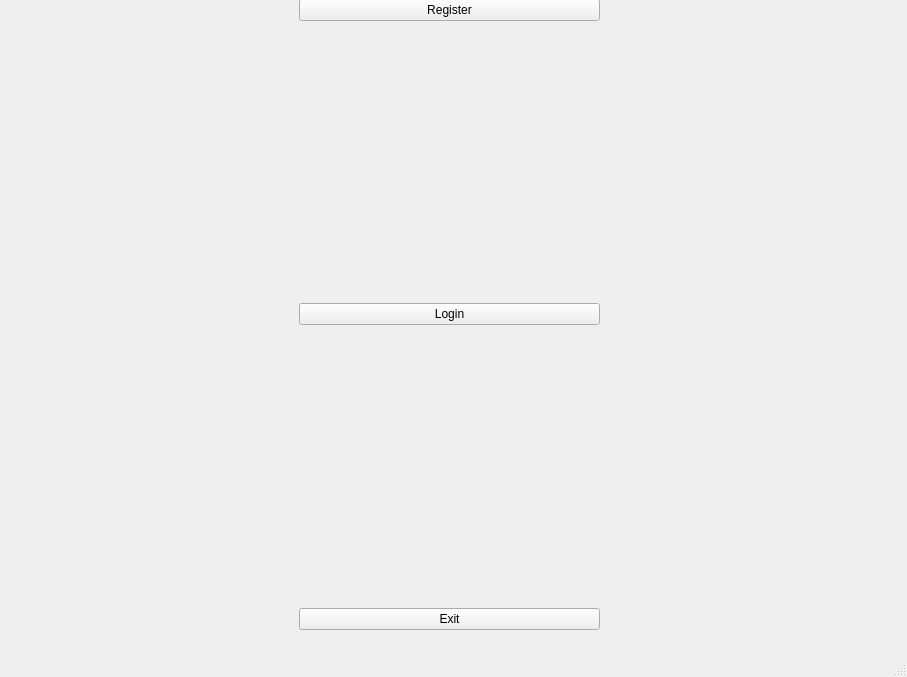
This is mainwindow.ui in LaggyJet/NetworkApp as Qt 5 draws it before an edit. The edited form follows.
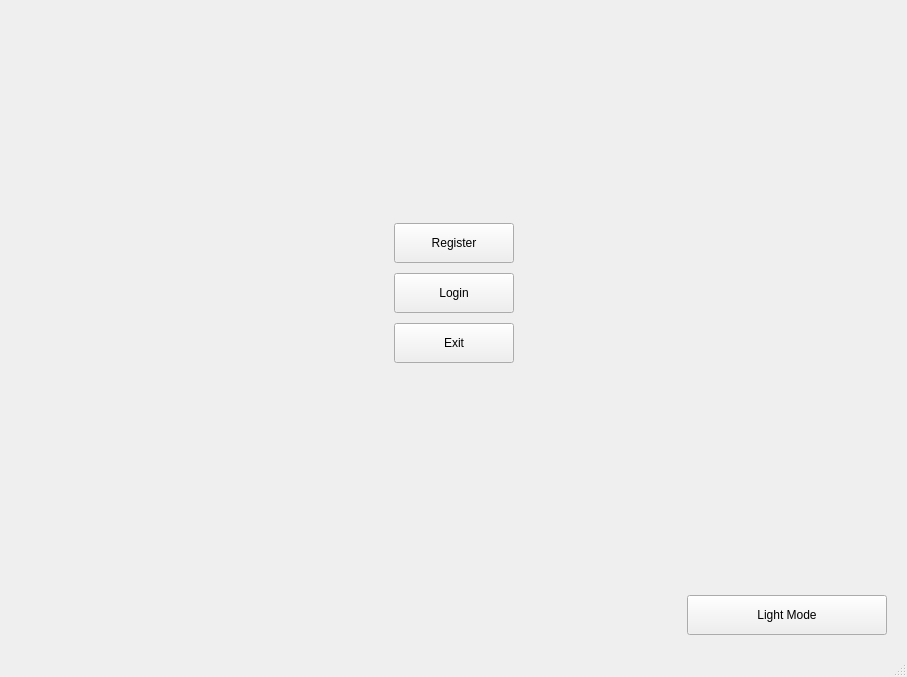
This is the edited form.

Commit message: Finished main page, Reg/Log still WIP

Diff of the .ui file:
```diff
--- a/mainwindow.ui
+++ b/mainwindow.ui
@@ -10,81 +10,198 @@
     <height>677</height>
    </rect>
   </property>
+        <property name="sizePolicy">
+            <sizepolicy hsizetype="Preferred" vsizetype="Preferred">
+                <horstretch>1</horstretch>
+                <verstretch>1</verstretch>
+            </sizepolicy>
+        </property>
+        <property name="minimumSize">
+            <size>
+                <width>300</width>
+                <height>300</height>
+            </size>
+        </property>
+        <property name="maximumSize">
+            <size>
+                <width>16777215</width>
+                <height>16777215</height>
+            </size>
+        </property>
   <property name="windowTitle">
    <string>MainWindow</string>
   </property>
   <widget class="QWidget" name="centralwidget">
    <property name="sizePolicy">
-    <sizepolicy hsizetype="Preferred" vsizetype="Preferred">
-     <horstretch>0</horstretch>
-     <verstretch>0</verstretch>
-    </sizepolicy>
-   </property>
-   <widget class="QWidget" name="gridLayoutWidget">
-    <property name="geometry">
-     <rect>
-      <x>-1</x>
-      <y>-1</y>
-      <width>901</width>
-      <height>631</height>
-     </rect>
-    </property>
-    <layout class="QGridLayout" name="gridLayout">
-     <item row="2" column="1">
-      <widget class="QPushButton" name="exitButton">
-       <property name="text">
-        <string>Exit</string>
-       </property>
-      </widget>
-     </item>
-     <item row="1" column="0">
-      <spacer name="horizontalSpacer">
-       <property name="orientation">
-        <enum>Qt::Orientation::Horizontal</enum>
-       </property>
-       <property name="sizeHint" stdset="0">
-        <size>
-         <width>40</width>
-         <height>20</height>
-        </size>
-       </property>
-      </spacer>
-     </item>
-     <item row="1" column="1" alignment="Qt::AlignmentFlag::AlignVCenter">
-      <widget class="QPushButton" name="loginButton">
+                <sizepolicy hsizetype="Expanding" vsizetype="Expanding">
+                    <horstretch>1</horstretch>
+                    <verstretch>1</verstretch>
+                </sizepolicy>
+            </property>
+            <layout class="QVBoxLayout" name="mainLayout">
+                <property name="spacing">
+                    <number>10</number>
+                </property>
+                <property name="margin" stdset="0">
+                    <number>10</number>
+                </property>
+                <item>
+                    <widget class="QWidget" name="spacerTop" native="true">
+                        <property name="sizePolicy">
+                            <sizepolicy hsizetype="Expanding" vsizetype="Expanding">
+                                <horstretch>1</horstretch>
+                                <verstretch>1</verstretch>
+                            </sizepolicy>
+                        </property>
+                    </widget>
+                </item>
+                <item>
+                    <layout class="QHBoxLayout" name="horizontalLayout">
+                        <property name="spacing">
+                            <number>10</number>
+                        </property>
+                        <property name="margin" stdset="0">
+                            <number>0</number>
+                        </property>
+                        <item>
+                            <widget class="QWidget" name="leftSpacer" native="true">
        <property name="sizePolicy">
-        <sizepolicy hsizetype="Expanding" vsizetype="Fixed">
-         <horstretch>0</horstretch>
-         <verstretch>0</verstretch>
-        </sizepolicy>
-       </property>
-       <property name="text">
-        <string>Login</string>
-       </property>
-      </widget>
-     </item>
-     <item row="1" column="2">
-      <spacer name="horizontalSpacer_2">
-       <property name="orientation">
-        <enum>Qt::Orientation::Horizontal</enum>
-       </property>
-       <property name="sizeHint" stdset="0">
-        <size>
-         <width>40</width>
-         <height>20</height>
-        </size>
-       </property>
-      </spacer>
-     </item>
-     <item row="0" column="1">
+                                    <sizepolicy hsizetype="Expanding" vsizetype="Expanding">
+                                        <horstretch>1</horstretch>
+                                        <verstretch>1</verstretch>
+                                    </sizepolicy>
+                                </property>
+                            </widget>
+                        </item>
+                        <item>
+                            <layout class="QVBoxLayout" name="buttonLayout">
+                                <property name="spacing">
+                                    <number>10</number>
+                                </property>
+                                <property name="margin" stdset="0">
+                                    <number>0</number>
+                                </property>
+                                <item>
       <widget class="QPushButton" name="registerButton">
+                                        <property name="sizePolicy">
+                                            <sizepolicy hsizetype="Expanding" vsizetype="Fixed">
+                                                <horstretch>1</horstretch>
+                                                <verstretch>0</verstretch>
+                                            </sizepolicy>
+                                        </property>
+                                        <property name="minimumSize">
+                                            <size>
+                                                <width>120</width>
+                                                <height>40</height>
+                                            </size>
+                                        </property>
        <property name="text">
         <string>Register</string>
        </property>
       </widget>
      </item>
-    </layout>
-   </widget>
+                                <item>
+                                    <widget class="QPushButton" name="loginButton">
+                                        <property name="sizePolicy">
+                                            <sizepolicy hsizetype="Expanding" vsizetype="Fixed">
+                                                <horstretch>1</horstretch>
+                                                <verstretch>0</verstretch>
+                                            </sizepolicy>
+                                        </property>
+                                        <property name="minimumSize">
+                                            <size>
+                                                <width>120</width>
+                                                <height>40</height>
+                                            </size>
+                                        </property>
+                                        <property name="text">
+                                            <string>Login</string>
+                                        </property>
+                                    </widget>
+                                </item>
+                                <item>
+                                    <widget class="QPushButton" name="exitButton">
+                                        <property name="sizePolicy">
+                                            <sizepolicy hsizetype="Expanding" vsizetype="Fixed">
+                                                <horstretch>1</horstretch>
+                                                <verstretch>0</verstretch>
+                                            </sizepolicy>
+                                        </property>
+                                        <property name="minimumSize">
+                                            <size>
+                                                <width>120</width>
+                                                <height>40</height>
+                                            </size>
+                                        </property>
+                                        <property name="text">
+                                            <string>Exit</string>
+                                        </property>
+                                    </widget>
+                                </item>
+                            </layout>
+                        </item>
+                        <item>
+                            <widget class="QWidget" name="rightSpacer" native="true">
+                                <property name="sizePolicy">
+                                    <sizepolicy hsizetype="Expanding" vsizetype="Expanding">
+                                        <horstretch>1</horstretch>
+                                        <verstretch>1</verstretch>
+                                    </sizepolicy>
+                                </property>
+                            </widget>
+                        </item>
+                    </layout>
+                </item>
+                <item>
+                    <widget class="QWidget" name="spacerBottom" native="true">
+                        <property name="sizePolicy">
+                            <sizepolicy hsizetype="Expanding" vsizetype="Expanding">
+                                <horstretch>1</horstretch>
+                                <verstretch>1</verstretch>
+                            </sizepolicy>
+                        </property>
+                    </widget>
+                </item>
+                <item>
+                    <layout class="QHBoxLayout" name="bottomLayout">
+                        <property name="spacing">
+                            <number>10</number>
+                        </property>
+                        <property name="margin" stdset="0">
+                            <number>10</number>
+                        </property>
+                        <item>
+                            <widget class="QWidget" name="bottomSpacer" native="true">
+                                <property name="sizePolicy">
+                                    <sizepolicy hsizetype="Expanding" vsizetype="Expanding">
+                                        <horstretch>1</horstretch>
+                                        <verstretch>1</verstretch>
+                                    </sizepolicy>
+                                </property>
+                            </widget>
+                        </item>
+                        <item>
+                            <widget class="QPushButton" name="toggleBackgroundColorButton">
+                                <property name="sizePolicy">
+                                    <sizepolicy hsizetype="Fixed" vsizetype="Fixed">
+                                        <horstretch>0</horstretch>
+                                        <verstretch>0</verstretch>
+                                    </sizepolicy>
+                                </property>
+                                <property name="minimumSize">
+                                    <size>
+                                        <width>200</width>
+                                        <height>40</height>
+                                    </size>
+                                </property>
+                                <property name="text">
+                                    <string>Light Mode</string>
+                                </property>
+                            </widget>
+                        </item>
+                    </layout>
+                </item>
+            </layout>
   </widget>
   <widget class="QMenuBar" name="menubar">
    <property name="geometry">
```
Lines whose indentation alone changed are shown as unchanged. The commit also changes 10 other files.
